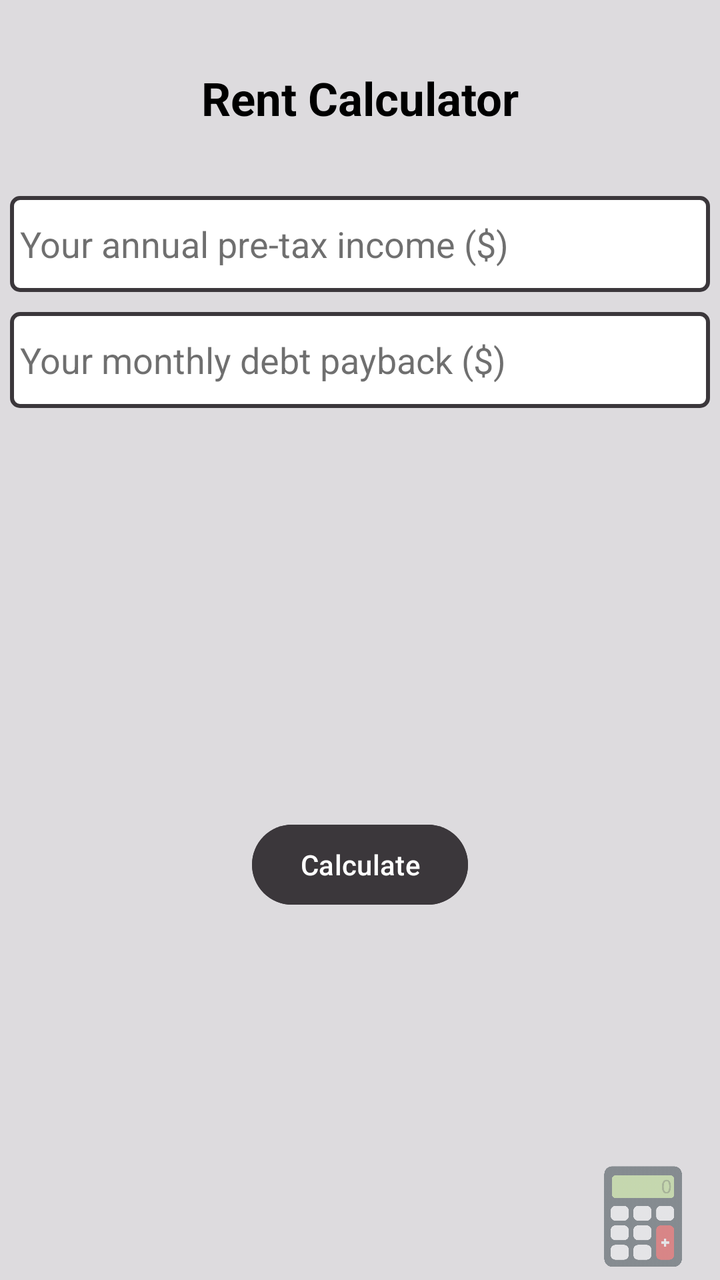
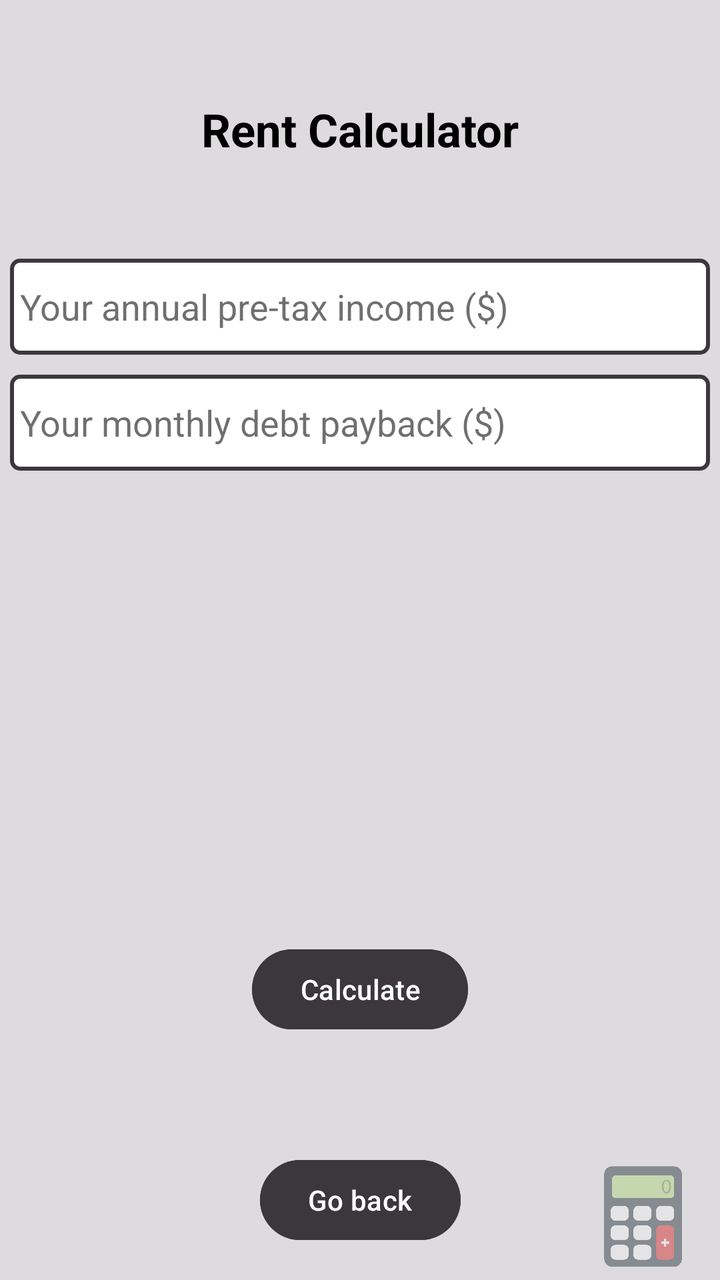

Two renders of the same Android screen: before a commit and after it. Below are the layout's source before the change and the commit's diff.
<!-- AndroidManifest.xml: application theme Theme.FinCal -->
<!-- res/layout/activity_category1_option5.xml -->
<?xml version="1.0" encoding="utf-8"?>
<androidx.constraintlayout.widget.ConstraintLayout xmlns:android="http://schemas.android.com/apk/res/android"
    xmlns:app="http://schemas.android.com/apk/res-auto"
    xmlns:tools="http://schemas.android.com/tools"
    android:id="@+id/main"
    android:layout_width="match_parent"
    android:layout_height="match_parent"
    android:background="@color/app_background"
    tools:context=".Category1Option5Activity">

    <TextView
        android:id="@+id/optionsTitle"
        android:layout_width="wrap_content"
        android:layout_height="wrap_content"
        android:gravity="center"
        android:text="@string/calc_rent"
        android:textColor="@color/text_primary"
        android:textSize="23sp"
        android:textStyle="bold"
        app:layout_constraintBottom_toTopOf="@+id/optionsLayout"
        app:layout_constraintEnd_toEndOf="parent"
        app:layout_constraintStart_toStartOf="parent"
        app:layout_constraintTop_toTopOf="parent" />

    <LinearLayout
        android:id="@+id/optionsLayout"
        android:layout_width="350dp"
        android:layout_height="wrap_content"
        android:orientation="vertical"
        app:layout_constraintBottom_toTopOf="@id/resultTextView"
        app:layout_constraintEnd_toEndOf="parent"
        app:layout_constraintStart_toStartOf="parent"
        app:layout_constraintTop_toBottomOf="@id/optionsTitle">

        <EditText
            android:id="@+id/annualIncome"
            android:layout_width="match_parent"
            android:layout_height="48dp"
            android:layout_marginBottom="10dp"
            android:background="@drawable/edit_text_border"
            android:ems="10"
            android:gravity="center_vertical"
            android:hint="@string/your_annual_pre_tax_income"
            android:importantForAutofill="no"
            android:inputType="numberDecimal"
            android:paddingStart="5dp"
            android:paddingEnd="5dp"
            android:textColor="@color/text_primary"
            android:textColorHint="@color/text_hint_color" />

        <EditText
            android:id="@+id/monthlyDebt"
            android:layout_width="match_parent"
            android:layout_height="48dp"
            android:layout_marginBottom="10dp"
            android:background="@drawable/edit_text_border"
            android:ems="10"
            android:gravity="center_vertical"
            android:hint="@string/your_monthly_debt_payback"
            android:importantForAutofill="no"
            android:inputType="numberDecimal"
            android:paddingStart="5dp"
            android:paddingEnd="5dp"
            android:textColor="@color/text_primary"
            android:textColorHint="@color/text_hint_color" />

    </LinearLayout>

    <TextView
        android:id="@+id/resultTextView"
        android:layout_width="match_parent"
        android:layout_height="wrap_content"
        android:textColor="@color/text_primary"
        android:textSize="20sp"
        android:layout_marginTop="50dp"
        android:layout_marginBottom="50dp"
        app:layout_constraintBottom_toTopOf="@id/calculateButton"
        app:layout_constraintEnd_toEndOf="parent"
        app:layout_constraintStart_toStartOf="parent"
        app:layout_constraintTop_toBottomOf="@id/optionsLayout"
        android:layout_marginEnd="30dp"
        android:layout_marginStart="30dp"/>

    <Button
        android:id="@+id/calculateButton"
        android:layout_width="wrap_content"
        android:layout_height="wrap_content"
        android:layout_marginBottom="150dp"
        android:backgroundTint="@color/button_calculate"
        android:text="@string/calculate_button"
        android:textColor="@color/text_secondary"
        app:layout_constraintBottom_toBottomOf="parent"
        app:layout_constraintTop_toBottomOf="@id/resultTextView"
        app:layout_constraintEnd_toEndOf="parent"
        app:layout_constraintStart_toStartOf="parent" />

    <ImageView
        android:id="@+id/logo"
        android:layout_width="67dp"
        android:layout_height="73dp"
        android:layout_marginEnd="5dp"
        android:layout_marginBottom="-5dp"
        android:alpha=".5"
        android:importantForAccessibility="no"
        app:layout_constraintBottom_toBottomOf="parent"
        app:layout_constraintEnd_toEndOf="parent"
        app:srcCompat="@drawable/logo"
        tools:ignore="ImageContrastCheck,VisualLintBounds" />
</androidx.constraintlayout.widget.ConstraintLayout>
<!-- resources referenced by this layout -->
<resources>
  <color name="app_background">#DDDBDE</color>
  <color name="button_calculate">#3B373B</color>
  <color name="text_hint_color">#90000000</color>
  <color name="text_primary">#000000</color>
  <color name="text_secondary">#FFFFFFFF</color>
  <!-- drawable edit_text_border (drawable) -->
  <?xml version="1.0" encoding="utf-8"?>
  <shape xmlns:android="http://schemas.android.com/apk/res/android"
      android:shape="rectangle">
      <solid android:color="@color/white" />
      <stroke
          android:width="2dp"
          android:color="@color/text_third" />
      <corners android:radius="4dp" />
  </shape>
  <!-- drawable logo: png bitmap (drawable, 17765 bytes) -->
  <string name="calc_rent">Rent Calculator</string>
  <string name="calculate_button">Calculate</string>
  <string name="your_annual_pre_tax_income">Your annual pre-tax income ($)</string>
  <string name="your_monthly_debt_payback">Your monthly debt payback ($)</string>
  <style name="Theme.FinCal" parent="Base.Theme.FinCal" />
  <color name="white">#FFFFFFFF</color>
  <color name="text_third">#3B373B</color>
  <style name="Base.Theme.FinCal" parent="Theme.Material3.DayNight.NoActionBar">
          
          <item name="colorPrimary">@color/button_navigation</item>
          <item name="android:windowBackground">@color/app_background</item>
          <item name="colorSurface">@color/app_background</item>
          <item name="colorOnSurface">@color/text_primary</item>
          <item name="android:textColorPrimary">@color/text_primary</item>
          <item name="colorSecondary">@color/button_navigation</item>
          <item name="colorOnPrimary">@color/app_background</item>
      </style>
  <color name="button_navigation">#3B373B</color>
</resources>

<!-- the commit's change to res/layout/activity_category1_option5.xml (unified diff, before → after) -->
@@ -85,12 +85,24 @@
         android:id="@+id/calculateButton"
         android:layout_width="wrap_content"
         android:layout_height="wrap_content"
-        android:layout_marginBottom="150dp"
+        android:layout_marginBottom="8dp"
         android:backgroundTint="@color/button_calculate"
         android:text="@string/calculate_button"
         android:textColor="@color/text_secondary"
+        app:layout_constraintBottom_toTopOf="@id/backButton"
+        app:layout_constraintEnd_toEndOf="parent"
+        app:layout_constraintStart_toStartOf="parent"
+        app:layout_constraintTop_toBottomOf="@id/resultTextView" />
+
+    <Button
+        android:id="@+id/backButton"
+        android:layout_width="wrap_content"
+        android:layout_height="wrap_content"
+        android:layout_marginBottom="16dp"
+        android:backgroundTint="@color/button_navigation"
+        android:text="@string/button_back"
+        android:textColor="@color/text_secondary"
         app:layout_constraintBottom_toBottomOf="parent"
-        app:layout_constraintTop_toBottomOf="@id/resultTextView"
         app:layout_constraintEnd_toEndOf="parent"
         app:layout_constraintStart_toStartOf="parent" />
 
<!-- resource entries referenced after the edit -->
@@ -16,6 +16,7 @@
       <corners android:radius="4dp" />
   </shape>
   <!-- drawable logo: png bitmap (drawable, 17765 bytes) -->
+  <string name="button_back">Go back</string>
   <string name="calc_rent">Rent Calculator</string>
   <string name="calculate_button">Calculate</string>
   <string name="your_annual_pre_tax_income">Your annual pre-tax income ($)</string>
